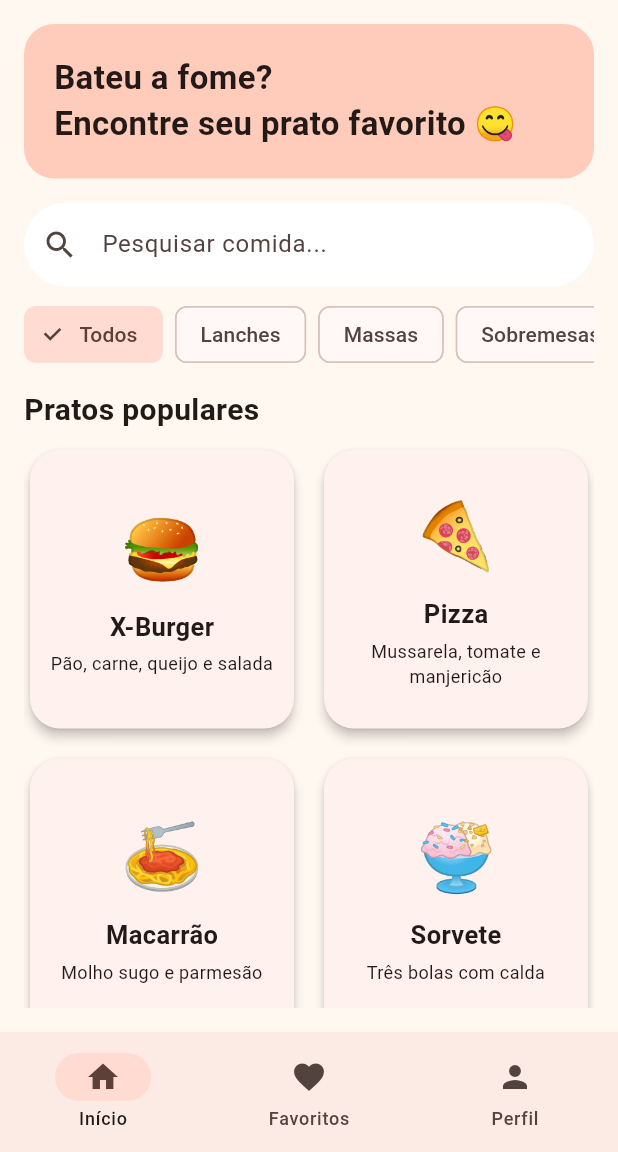
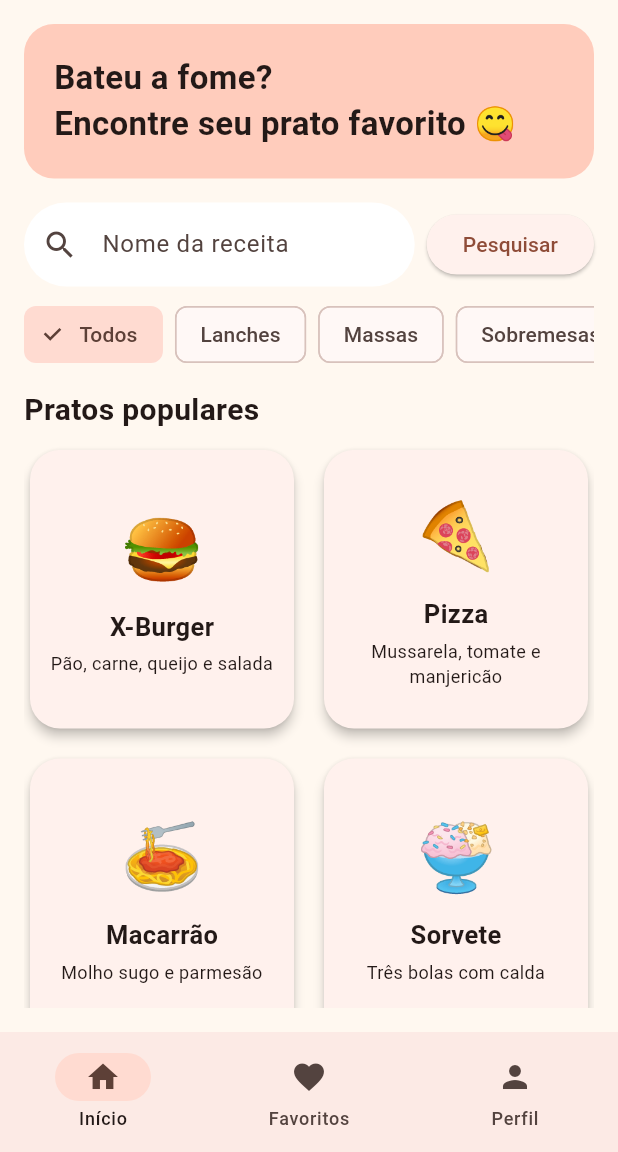
Before and after one commit to AkaSakutaa/Primeira-Parte---Definindo-Layout, a Flutter app: the screen it shows after launch, on a phone screen of 412 x 824 dp, the part 84-1236 px from its top. Run offline on Flutter 3.47's test engine with Material 3 defaults, Android fonts, the phone set to English and light mode, and no system bars.

Commit message:
Layout e navegação com atomic design
Layout e navegação com atomic design

```diff
--- a/projetonovo/lib/main.dart
+++ b/projetonovo/lib/main.dart
@@ -1,4 +1,8 @@
 import 'package:flutter/material.dart';
+import 'pages/home_page.dart';
+import 'pages/detalhes_page.dart';
+import 'pages/favoritos_page.dart';
+import 'pages/perfil_page.dart';
 
 void main() => runApp(const MyApp());
 
@@ -15,134 +19,13 @@ class MyApp extends StatelessWidget {
         useMaterial3: true,
         scaffoldBackgroundColor: const Color(0xFFFFF8F0),
       ),
-      home: const HomePage(),
+      initialRoute: '/',
+      routes: {
+        '/': (_) => const HomePage(),
+        '/detalhes': (_) => const DetalhesPage(),
+        '/favoritos': (_) => const FavoritosPage(),
+        '/perfil': (_) => const PerfilPage(),
+      },
     );
   }
 }
-
-class HomePage extends StatelessWidget {
-  const HomePage({super.key});
-
-  @override
-  Widget build(BuildContext context) {
-    final categorias = ['Todos', 'Lanches', 'Massas', 'Sobremesas', 'Saudável'];
-    final pratos = [
-      {'nome': 'X-Burger', 'desc': 'Pão, carne, queijo e salada', 'emoji': '🍔'},
-      {'nome': 'Pizza', 'desc': 'Mussarela, tomate e manjericão', 'emoji': '🍕'},
-      {'nome': 'Macarrão', 'desc': 'Molho sugo e parmesão', 'emoji': '🍝'},
-      {'nome': 'Sorvete', 'desc': 'Três bolas com calda', 'emoji': '🍨'},
-      {'nome': 'Salada', 'desc': 'Folhas, tomate e cenoura', 'emoji': '🥗'},
-      {'nome': 'Sushi', 'desc': 'Combinado com 10 peças', 'emoji': '🍣'},
-    ];
-
-    return Scaffold(
-      appBar: AppBar(
-        title: const Text('ProjetinhoJM'),
-        centerTitle: true,
-        backgroundColor: Colors.deepOrange,
-        foregroundColor: Colors.white,
-        leading: const Icon(Icons.restaurant_menu),
-      ),
-      body: Padding(
-        padding: const EdgeInsets.all(16),
-        child: Column(
-          crossAxisAlignment: CrossAxisAlignment.start,
-          children: [
-            Container(
-              width: double.infinity,
-              padding: const EdgeInsets.all(20),
-              decoration: BoxDecoration(
-                color: Colors.deepOrange.shade100,
-                borderRadius: BorderRadius.circular(20),
-              ),
-              child: const Text(
-                'Bateu a fome?\nEncontre seu prato favorito 😋',
-                style: TextStyle(fontSize: 22, fontWeight: FontWeight.bold),
-              ),
-            ),
-            const SizedBox(height: 16),
-            TextField(
-              decoration: InputDecoration(
-                hintText: 'Pesquisar comida...',
-                prefixIcon: const Icon(Icons.search),
-                filled: true,
-                fillColor: Colors.white,
-                border: OutlineInputBorder(
-                  borderRadius: BorderRadius.circular(30),
-                  borderSide: BorderSide.none,
-                ),
-              ),
-            ),
-            const SizedBox(height: 12),
-            SizedBox(
-              height: 40,
-              child: ListView.separated(
-                scrollDirection: Axis.horizontal,
-                itemCount: categorias.length,
-                separatorBuilder: (_, __) => const SizedBox(width: 8),
-                itemBuilder: (_, i) => ChoiceChip(
-                  label: Text(categorias[i]),
-                  selected: i == 0,
-                  onSelected: (_) {},
-                ),
-              ),
-            ),
-            const SizedBox(height: 16),
-            const Text(
-              'Pratos populares',
-              style: TextStyle(fontSize: 20, fontWeight: FontWeight.w600),
-            ),
-            const SizedBox(height: 8),
-            Expanded(
-              child: GridView.builder(
-                itemCount: pratos.length,
-                gridDelegate: const SliverGridDelegateWithFixedCrossAxisCount(
-                  crossAxisCount: 2,
-                  crossAxisSpacing: 12,
-                  mainAxisSpacing: 12,
-                  childAspectRatio: 0.95,
-                ),
-                itemBuilder: (_, i) => Card(
-                  elevation: 3,
-                  shape: RoundedRectangleBorder(
-                    borderRadius: BorderRadius.circular(20),
-                  ),
-                  child: Padding(
-                    padding: const EdgeInsets.all(12),
-                    child: Column(
-                      mainAxisAlignment: MainAxisAlignment.center,
-                      children: [
-                        Text(pratos[i]['emoji']!,
-                            style: const TextStyle(fontSize: 44)),
-                        const SizedBox(height: 8),
-                        Text(
-                          pratos[i]['nome']!,
-                          style: const TextStyle(
-                              fontSize: 17, fontWeight: FontWeight.bold),
-                        ),
-                        const SizedBox(height: 4),
-                        Text(
-                          pratos[i]['desc']!,
-                          textAlign: TextAlign.center,
-                          style: const TextStyle(fontSize: 12),
-                        ),
-                      ],
-                    ),
-                  ),
-                ),
-              ),
-            ),
-          ],
-        ),
-      ),
-      bottomNavigationBar: NavigationBar(
-        selectedIndex: 0,
-        destinations: const [
-          NavigationDestination(icon: Icon(Icons.home), label: 'Início'),
-          NavigationDestination(icon: Icon(Icons.favorite), label: 'Favoritos'),
-          NavigationDestination(icon: Icon(Icons.person), label: 'Perfil'),
-        ],
-      ),
-    );
-  }
-}
--- /dev/null
+++ b/projetonovo/lib/moleculas/prato_card.dart
@@ -0,0 +1,50 @@
+import 'package:flutter/material.dart';
+
+class PratoCard extends StatelessWidget {
+  final String emoji;
+  final String nome;
+  final String desc;
+  final VoidCallback onTap;
+
+  const PratoCard({
+    super.key,
+    required this.emoji,
+    required this.nome,
+    required this.desc,
+    required this.onTap,
+  });
+
+  @override
+  Widget build(BuildContext context) {
+    return Card(
+      elevation: 3,
+      shape: RoundedRectangleBorder(
+        borderRadius: BorderRadius.circular(20),
+      ),
+      child: InkWell(
+        borderRadius: BorderRadius.circular(20),
+        onTap: onTap,
+        child: Padding(
+          padding: const EdgeInsets.all(12),
+          child: Column(
+            mainAxisAlignment: MainAxisAlignment.center,
+            children: [
+              Text(emoji, style: const TextStyle(fontSize: 44)),
+              const SizedBox(height: 8),
+              Text(
+                nome,
+                style: const TextStyle(fontSize: 17, fontWeight: FontWeight.bold),
+              ),
+              const SizedBox(height: 4),
+              Text(
+                desc,
+                textAlign: TextAlign.center,
+                style: const TextStyle(fontSize: 12),
+              ),
+            ],
+          ),
+        ),
+      ),
+    );
+  }
+}
--- /dev/null
+++ b/projetonovo/lib/organisms/prato_grid.dart
@@ -0,0 +1,35 @@
+import 'package:flutter/material.dart';
+import '../moleculas/prato_card.dart';
+
+class PratoGrid extends StatelessWidget {
+  final List<Map<String, String>> pratos;
+  final void Function(Map<String, String> prato) onPratoTap;
+
+  const PratoGrid({
+    super.key,
+    required this.pratos,
+    required this.onPratoTap,
+  });
+
+  @override
+  Widget build(BuildContext context) {
+    return GridView.builder(
+      itemCount: pratos.length,
+      gridDelegate: const SliverGridDelegateWithFixedCrossAxisCount(
+        crossAxisCount: 2,
+        crossAxisSpacing: 12,
+        mainAxisSpacing: 12,
+        childAspectRatio: 0.95,
+      ),
+      itemBuilder: (_, i) {
+        final prato = pratos[i];
+        return PratoCard(
+          emoji: prato['emoji']!,
+          nome: prato['nome']!,
+          desc: prato['desc']!,
+          onTap: () => onPratoTap(prato),
+        );
+      },
+    );
+  }
+}
--- /dev/null
+++ b/projetonovo/lib/pages/home_page.dart
@@ -0,0 +1,149 @@
+import 'package:flutter/material.dart';
+import '../templates/base_template.dart';
+import '../organisms/prato_grid.dart';
+
+class HomePage extends StatefulWidget {
+  const HomePage({super.key});
+
+  @override
+  State<HomePage> createState() => _HomePageState();
+}
+
+class _HomePageState extends State<HomePage> {
+  final campoPesquisa = TextEditingController();
+
+  String? erro;
+  String? termo;
+
+  final categorias = ['Todos', 'Lanches', 'Massas', 'Sobremesas', 'Saudável'];
+  final List<Map<String, String>> pratos = [
+    {'nome': 'X-Burger', 'desc': 'Pão, carne, queijo e salada', 'emoji': '🍔'},
+    {'nome': 'Pizza', 'desc': 'Mussarela, tomate e manjericão', 'emoji': '🍕'},
+    {'nome': 'Macarrão', 'desc': 'Molho sugo e parmesão', 'emoji': '🍝'},
+    {'nome': 'Sorvete', 'desc': 'Três bolas com calda', 'emoji': '🍨'},
+    {'nome': 'Salada', 'desc': 'Folhas, tomate e cenoura', 'emoji': '🥗'},
+    {'nome': 'Sushi', 'desc': 'Combinado com 10 peças', 'emoji': '🍣'},
+  ];
+
+  void pesquisar() {
+    String texto = campoPesquisa.text.trim().replaceAll(RegExp(r'\s+'), ' ');
+
+    if (texto.isEmpty) {
+      setState(() {
+        erro = 'Digite o nome de uma receita antes de pesquisar.';
+        termo = null;
+      });
+      return;
+    }
+
+    setState(() {
+      erro = null;
+      termo = texto;
+    });
+  }
+
+  @override
+  Widget build(BuildContext context) {
+    return BaseTemplate(
+      titulo: 'ProjetinhoJM',
+      leading: const Icon(Icons.restaurant_menu),
+      selectedIndex: 0,
+      onNavTap: (i) {
+        const rotas = ['/', '/favoritos', '/perfil'];
+        Navigator.pushReplacementNamed(context, rotas[i]);
+      },
+      body: Column(
+        crossAxisAlignment: CrossAxisAlignment.start,
+        children: [
+          Container(
+            width: double.infinity,
+            padding: const EdgeInsets.all(20),
+            decoration: BoxDecoration(
+              color: Colors.deepOrange.shade100,
+              borderRadius: BorderRadius.circular(20),
+            ),
+            child: const Text(
+              'Bateu a fome?\nEncontre seu prato favorito 😋',
+              style: TextStyle(fontSize: 22, fontWeight: FontWeight.bold),
+            ),
+          ),
+          const SizedBox(height: 16),
+          Row(
+            crossAxisAlignment: CrossAxisAlignment.start,
+            children: [
+              Expanded(
+                child: TextField(
+                  controller: campoPesquisa,
+                  onSubmitted: (_) => pesquisar(),
+                  onChanged: (_) {
+                    if (erro != null) {
+                      setState(() {
+                        erro = null;
+                      });
+                    }
+                  },
+                  decoration: InputDecoration(
+                    labelText: 'Nome da receita',
+                    hintText: 'Ex: bolo de cenoura',
+                    prefixIcon: const Icon(Icons.search),
+                    filled: true,
+                    fillColor: Colors.white,
+                    errorText: erro,
+                    border: OutlineInputBorder(
+                      borderRadius: BorderRadius.circular(30),
+                      borderSide: BorderSide.none,
+                    ),
+                  ),
+                ),
+              ),
+              const SizedBox(width: 8),
+              Padding(
+                padding: const EdgeInsets.only(top: 4),
+                child: ElevatedButton(
+                  onPressed: pesquisar,
+                  child: const Text('Pesquisar'),
+                ),
+              ),
+            ],
+          ),
+          if (termo != null)
+            Padding(
+              padding: const EdgeInsets.only(top: 8),
+              child: Text(
+                'Você pesquisou por: $termo',
+                style: const TextStyle(fontSize: 15),
+              ),
+            ),
+          const SizedBox(height: 12),
+          SizedBox(
+            height: 40,
+            child: ListView.separated(
+              scrollDirection: Axis.horizontal,
+              itemCount: categorias.length,
+              separatorBuilder: (_, __) => const SizedBox(width: 8),
+              itemBuilder: (_, i) => ChoiceChip(
+                label: Text(categorias[i]),
+                selected: i == 0,
+                onSelected: (_) {},
+              ),
+            ),
+          ),
+          const SizedBox(height: 16),
+          const Text(
+            'Pratos populares',
+            style: TextStyle(fontSize: 20, fontWeight: FontWeight.w600),
+          ),
+          const SizedBox(height: 8),
+          Expanded(
+            child: PratoGrid(
+              pratos: pratos,
+              onPratoTap: (prato) {
+                Navigator.pushNamed(context, '/detalhes', arguments: prato);
+              },
+            ),
+          ),
+        ],
+      ),
+    );
+  }
+}
--- /dev/null
+++ b/projetonovo/lib/templates/base_template.dart
@@ -0,0 +1,47 @@
+import 'package:flutter/material.dart';
+
+class BaseTemplate extends StatelessWidget {
+  final String titulo;
+  final Widget body;
+  final Widget? leading;
+  final int? selectedIndex;
+  final void Function(int)? onNavTap;
+
+  const BaseTemplate({
+    super.key,
+    required this.titulo,
+    required this.body,
+    this.leading,
+    this.selectedIndex,
+    this.onNavTap,
+  });
+
+  @override
+  Widget build(BuildContext context) {
+    return Scaffold(
+      appBar: AppBar(
+        title: Text(titulo),
+        centerTitle: true,
+        backgroundColor: Colors.deepOrange,
+        foregroundColor: Colors.white,
+        leading: leading,
+      ),
+      body: Padding(
+        padding: const EdgeInsets.all(16),
+        child: body,
+      ),
+      // só mostra a barra de baixo se a página mandar o selectedIndex
+      bottomNavigationBar: selectedIndex == null
+          ? null
+          : NavigationBar(
+        selectedIndex: selectedIndex!,
+        onDestinationSelected: onNavTap,
+        destinations: const [
+          NavigationDestination(icon: Icon(Icons.home), label: 'Início'),
+          NavigationDestination(icon: Icon(Icons.favorite), label: 'Favoritos'),
+          NavigationDestination(icon: Icon(Icons.person), label: 'Perfil'),
+        ],
+      ),
+    );
+  }
+}
```
Also changed, not shown: projetonovo/lib/atoms/app_button.dart (added, +20 -0 lines), projetonovo/lib/pages/detalhes_page.dart (added, +41 -0 lines), projetonovo/lib/pages/favoritos_page.dart (added, +31 -0 lines), projetonovo/lib/pages/perfil_page.dart (added, +35 -0 lines).
